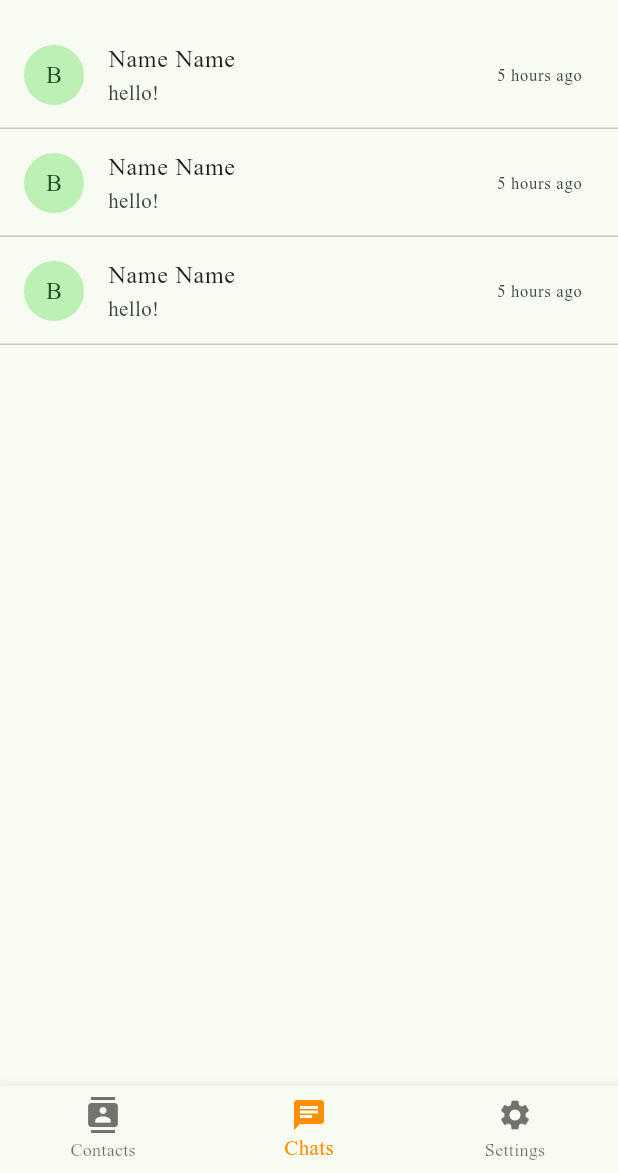
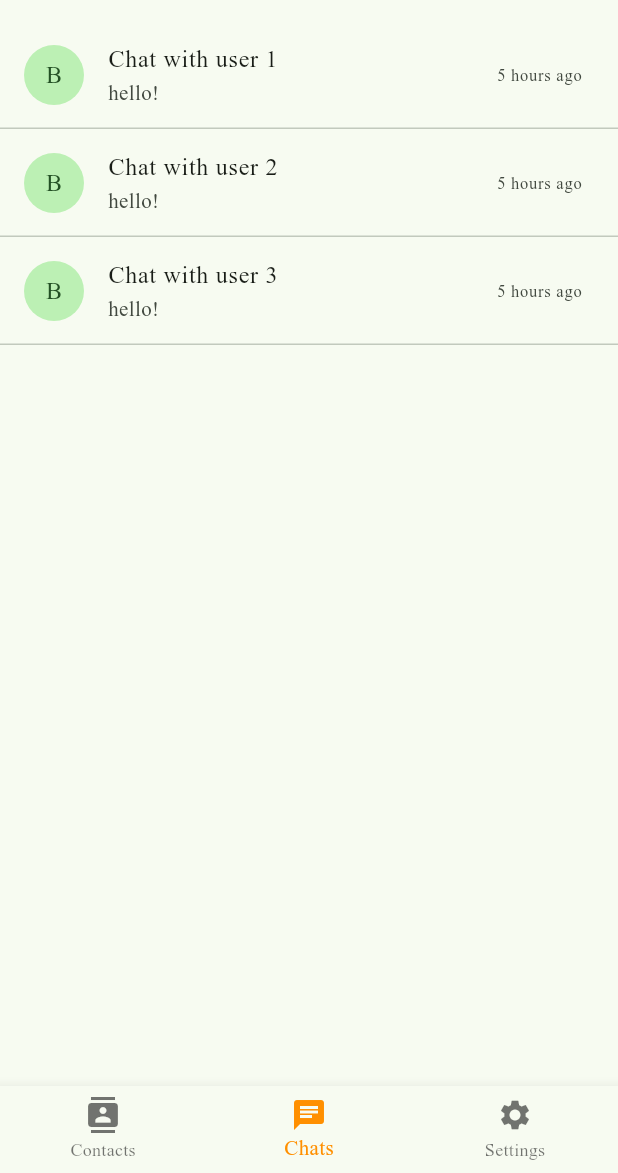
Before and after one commit to YarikineZ/teta-flutter, a Flutter app: the screen it shows after launch, item 2 of the bottom bar chosen, on a phone screen of 412 x 824 dp, the part 63-1236 px from its top. Run offline on Flutter 3.47's test engine with Material 2 defaults, Android fonts, the phone set to English and light mode, and no system bars; our stand-ins replace firebase_core, firebase_database, firebase_storage, freezed_annotation, get_it, image_picker and 3 more; missing offline and left inert: storybook_flutter, string_to_hex; accounts and stored records are empty; generated files the repository leaves out were written again.

Commit message:
minor fixes

```diff
--- a/messenger/lib/pages/chats_list_page.dart
+++ b/messenger/lib/pages/chats_list_page.dart
@@ -16,21 +16,21 @@ class _ChatsPageState extends State<ChatsPage> {
       body: ListView(children: [
         ListTile(
           leading: CircleAvatar(child: Text('B')),
-          title: Text('Name Name'),
+          title: Text('Chat with user 1'),
           subtitle: Text("hello!"),
           trailing: Text("5 hours ago"),
         ),
         Divider(height: 0),
         ListTile(
           leading: CircleAvatar(child: Text('B')),
-          title: Text('Name Name'),
+          title: Text('Chat with user 2'),
           subtitle: Text("hello!"),
           trailing: Text("5 hours ago"),
         ),
         Divider(height: 0),
         ListTile(
           leading: CircleAvatar(child: Text('B')),
-          title: Text('Name Name'),
+          title: Text('Chat with user 3'),
           subtitle: Text("hello!"),
           trailing: Text("5 hours ago"),
         ),
--- a/messenger/lib/pages/settings_page.dart
+++ b/messenger/lib/pages/settings_page.dart
@@ -80,7 +80,7 @@ class _SettingsPageState extends State<SettingsPage> {
                   child: const Text("Edit"))
         ],
       ),
-      body: Container(
+      body: SizedBox(
         width: MediaQuery.of(context).size.width,
         child: Column(
           children: [
@@ -97,7 +97,8 @@ class _SettingsPageState extends State<SettingsPage> {
                     padding: const EdgeInsets.symmetric(horizontal: 64.0),
                     child: TextField(
                       controller: _controller,
-                      decoration: InputDecoration(labelText: 'Enter Your name'),
+                      decoration:
+                          const InputDecoration(labelText: 'Enter Your name'),
                     ))
                 : Text(sharedPreferences.name),
             TextButton(
--- a/messenger/lib/services/shared_preferences_service.dart
+++ b/messenger/lib/services/shared_preferences_service.dart
@@ -29,7 +29,6 @@ class SharedPreferencesService with ChangeNotifier {
     if (name != null) {
       return name;
     } else {
-      print("USER NAME IS NULL");
       return "No user name";
     }
   }
```
